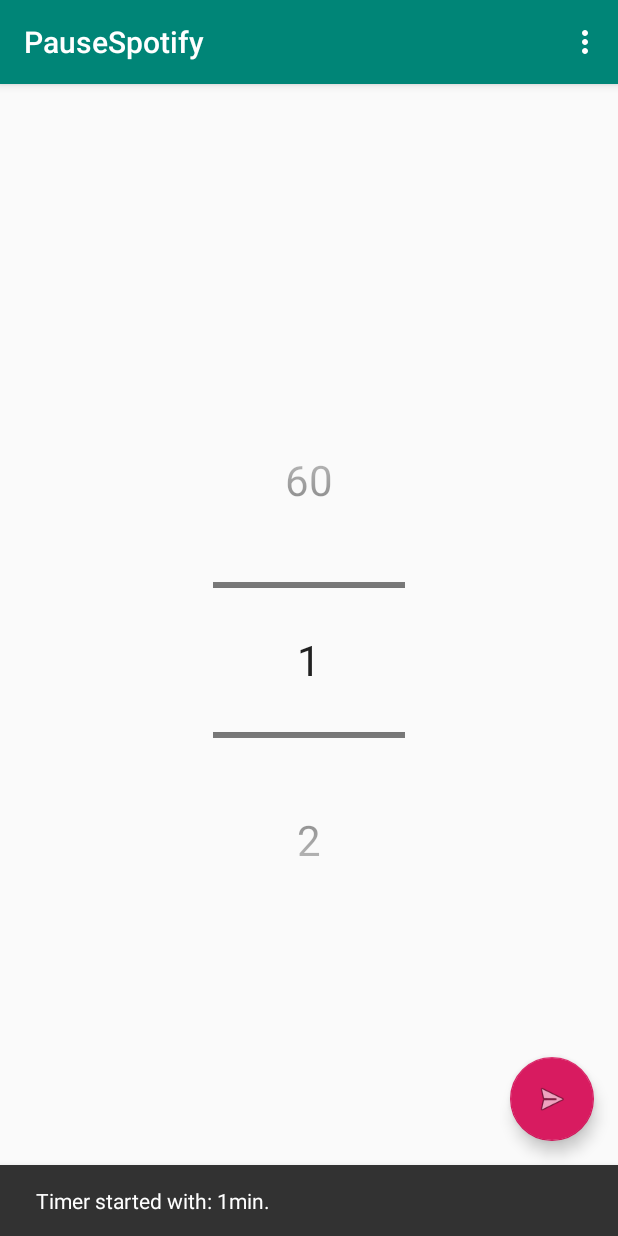
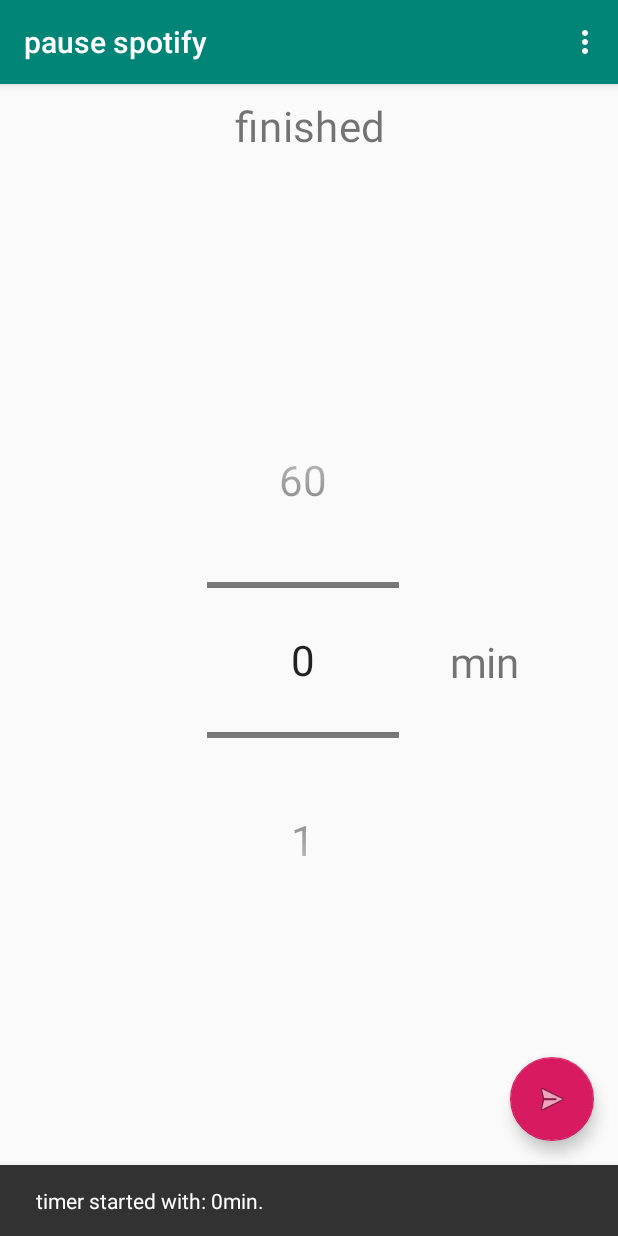
Before and after one commit to t4ce/PauseSpotify, an Android app: the screen it shows after launch (MainActivity), after a tap on an icon or button, on a phone screen of 412 x 824 dp. Run offline under Robolectric (Android 15) with nearby library versions, the phone set to English and light mode, and no system bars; libraries missing offline, so code that uses them is left out: com.spotify.android; 3 statements that could not run were skipped.

Commit message:
Added timer

```diff
--- a/app/src/main/java/com/example/pausespotify/MainActivity.java
+++ b/app/src/main/java/com/example/pausespotify/MainActivity.java
@@ -1,6 +1,7 @@
 package com.example.pausespotify;
 
 import android.os.Bundle;
+import android.os.CountDownTimer;
 import android.support.design.widget.FloatingActionButton;
 import android.support.design.widget.Snackbar;
 import android.support.v7.app.AppCompatActivity;
@@ -10,7 +11,7 @@ import android.view.View;
 import android.view.Menu;
 import android.view.MenuItem;
 import android.widget.NumberPicker;
-
+import android.widget.TextView;
 import com.spotify.android.appremote.api.ConnectionParams;
 import com.spotify.android.appremote.api.Connector;
 import com.spotify.android.appremote.api.SpotifyAppRemote;
@@ -21,6 +22,8 @@ public class MainActivity extends AppCompatActivity {
     private static final String REDIRECT_URI = "testschema://callback";
     private SpotifyAppRemote mSpotifyAppRemote;
 
+    CountDownTimer cdt;
+
     @Override
     protected void onCreate(Bundle savedInstanceState) {
         super.onCreate(savedInstanceState);
@@ -28,35 +31,51 @@ public class MainActivity extends AppCompatActivity {
         Toolbar toolbar = findViewById(R.id.toolbar);
         setSupportActionBar(toolbar);
 
-        final NumberPicker np = (NumberPicker) findViewById(R.id.np);
+        final NumberPicker np = findViewById(R.id.np);
+        final TextView tf = findViewById(R.id.tf);
 
         FloatingActionButton fab = findViewById(R.id.fab);
         fab.setOnClickListener(new View.OnClickListener() {
             @Override
             public void onClick(View view) {
-                Snackbar.make(view, "Timer started with: " + np.getValue()+"min.", Snackbar.LENGTH_LONG)
+                Snackbar.make(view, "timer started with: " + np.getValue() + "min.", Snackbar.LENGTH_LONG)
                         .setAction("Action", null).show();
-                try {
-                    connected();
-                } catch (Exception e){
-                    System.out.println();
+
+                if (cdt != null){
+                    cdt.cancel();
+                    tf.setText("");
                 }
+
+                CountDownTimer cdt = new CountDownTimer(1000 * 60 * np.getValue(), 1000) {
+                    public void onTick(long millisUntilFinished) {
+                        long sec = millisUntilFinished / 1000;
+                        long min = sec / 60;
+                        tf.setText("time remaining " + min + ":" + sec % 60);
+                    }
+                    public void onFinish() {
+                        try {
+                            tf.setText("finished");
+                            sendPause();
+                        } catch (Exception e){
+                            System.out.println();
+                        }
+                    }
+                }.start();
+
+                setCDT(cdt);
             }
         });
-
-
-
-        //Populate NumberPicker values from minimum and maximum value range
-        //Set the minimum value of NumberPicker
-        np.setMinValue(1);
-        //Specify the maximum value/number of NumberPicker
+        // number picker stuff
+        np.setMinValue(0);
         np.setMaxValue(60);
-
         np.setScaleX(2f);
-
         np.setScaleY(2f);
         //Gets whether the selector wheel wraps when reaching the min/max value.
         np.setWrapSelectorWheel(true);
+    }
+
+    void setCDT(CountDownTimer cdt){
+        this.cdt = cdt;
     }
 
     @Override
@@ -96,7 +115,7 @@ public class MainActivity extends AppCompatActivity {
         super.onStop();
         SpotifyAppRemote.disconnect(mSpotifyAppRemote);
     }
-    private void connected() {
+    private void sendPause() {
         mSpotifyAppRemote.getPlayerApi().pause();
     }
 
--- a/app/src/main/res/layout/content_main.xml
+++ b/app/src/main/res/layout/content_main.xml
@@ -12,10 +12,46 @@
         android:id="@+id/np"
         android:layout_width="wrap_content"
         android:layout_height="wrap_content"
-        android:text="Hello World!"
+        android:layout_marginEnd="8dp"
+        android:layout_marginRight="8dp"
         app:layout_constraintBottom_toBottomOf="parent"
-        app:layout_constraintLeft_toLeftOf="parent"
-        app:layout_constraintRight_toRightOf="parent"
+        app:layout_constraintEnd_toEndOf="parent"
+        app:layout_constraintHorizontal_bias="0.5"
+        app:layout_constraintStart_toStartOf="parent"
         app:layout_constraintTop_toTopOf="parent" />
 
+    <TextView
+        android:id="@+id/textView"
+        android:layout_width="wrap_content"
+        android:layout_height="wrap_content"
+        android:layout_marginStart="8dp"
+        android:layout_marginLeft="8dp"
+        android:layout_marginEnd="8dp"
+        android:layout_marginRight="8dp"
+        android:scaleX="2"
+        android:scaleY="2"
+        android:text="min"
+        app:layout_constraintBottom_toBottomOf="@+id/np"
+        app:layout_constraintEnd_toEndOf="parent"
+        app:layout_constraintStart_toEndOf="@+id/np"
+        app:layout_constraintTop_toTopOf="@+id/np" />
+
+    <TextView
+        android:id="@+id/tf"
+        android:scaleX="2"
+        android:scaleY="2"
+        android:layout_width="wrap_content"
+        android:layout_height="wrap_content"
+        android:layout_marginStart="8dp"
+        android:layout_marginLeft="8dp"
+        android:layout_marginTop="8dp"
+        android:layout_marginEnd="8dp"
+        android:layout_marginRight="8dp"
+        android:layout_marginBottom="8dp"
+        app:layout_constraintBottom_toTopOf="@+id/np"
+        app:layout_constraintEnd_toEndOf="parent"
+        app:layout_constraintStart_toStartOf="parent"
+        app:layout_constraintTop_toTopOf="parent"
+        app:layout_constraintVertical_bias="0.037" />
+
 </android.support.constraint.ConstraintLayout>
--- a/app/src/main/res/values/strings.xml
+++ b/app/src/main/res/values/strings.xml
@@ -1,4 +1,4 @@
 <resources>
-    <string name="app_name">PauseSpotify</string>
-    <string name="action_settings">Settings</string>
+    <string name="app_name">pause spotify</string>
+    <string name="action_settings">settings</string>
 </resources>
```
